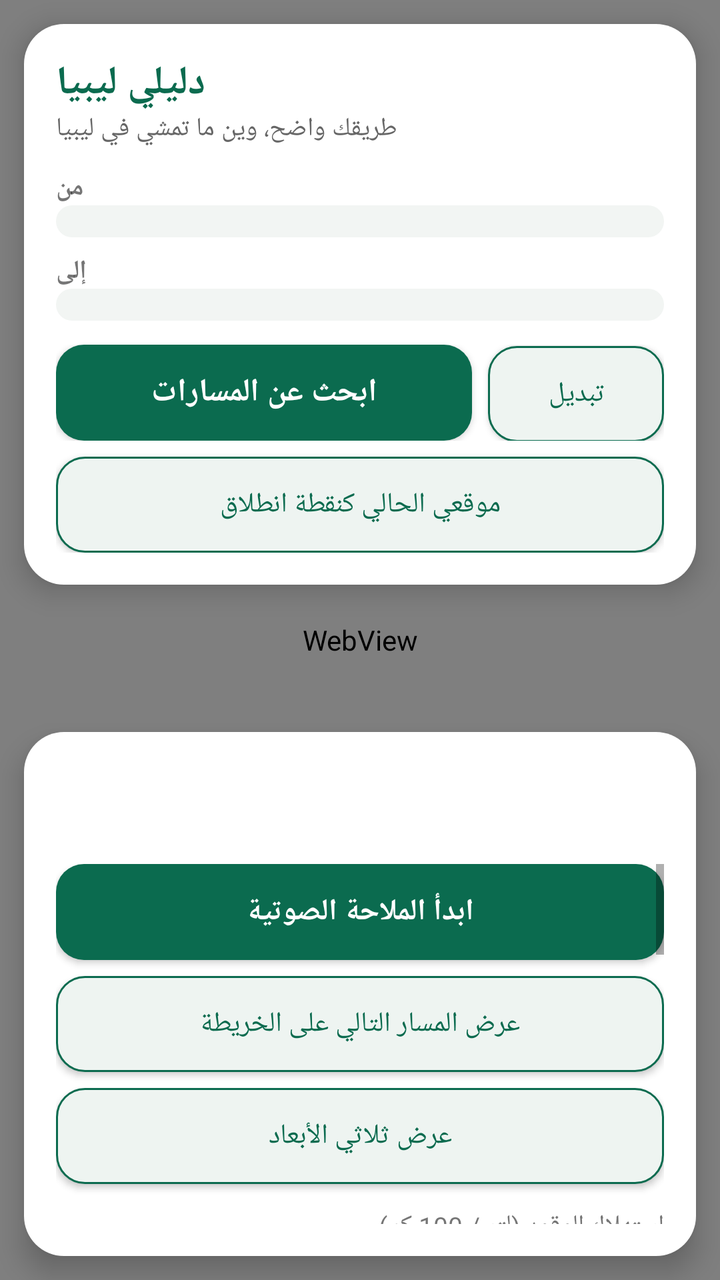
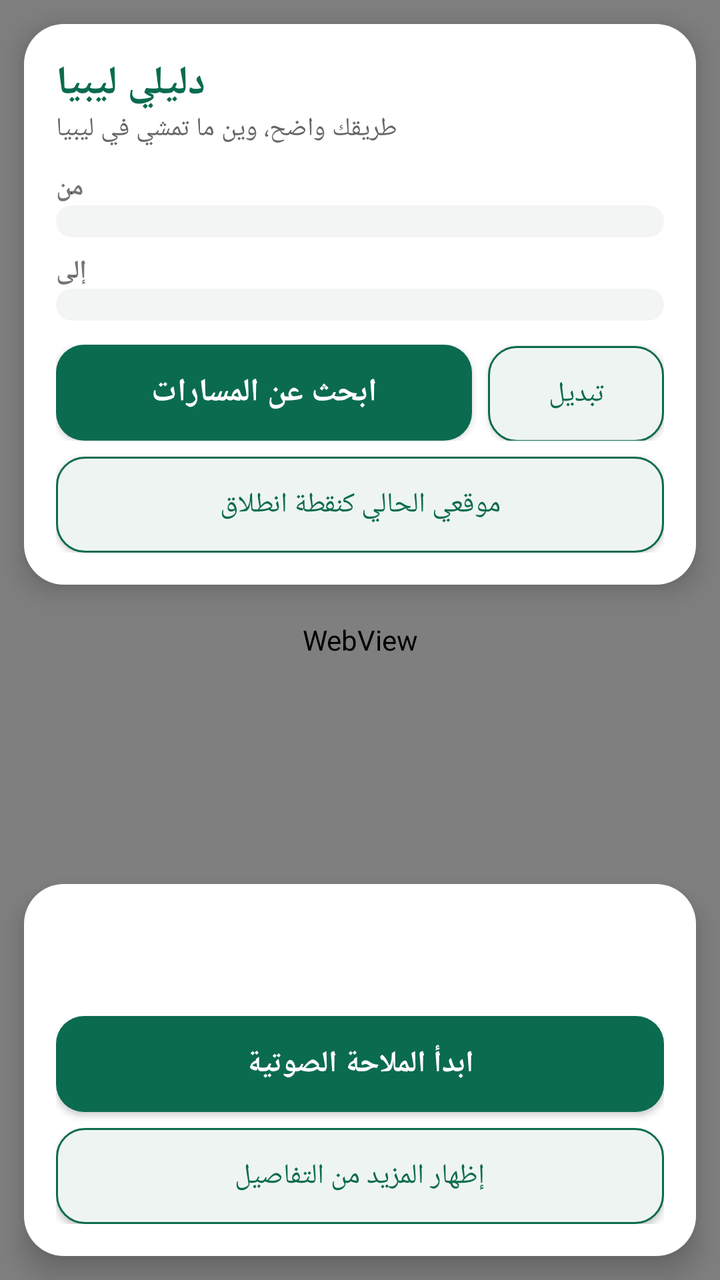

An Android layout rendered at two revisions. The XML below is the earlier revision; the diff shows what the commit changed to produce the second picture.
<!-- AndroidManifest.xml: application theme Theme.DaliliLibya -->
<!-- res/layout/activity_main.xml -->
<?xml version="1.0" encoding="utf-8"?>
<FrameLayout xmlns:android="http://schemas.android.com/apk/res/android"
    android:layout_width="match_parent"
    android:layout_height="match_parent">

    
    <WebView
        android:id="@+id/webView"
        android:layout_width="match_parent"
        android:layout_height="match_parent" />

    
    <LinearLayout
        android:layout_width="match_parent"
        android:layout_height="wrap_content"
        android:layout_gravity="top"
        android:layout_margin="12dp"
        android:background="@drawable/card_bg"
        android:elevation="8dp"
        android:orientation="vertical"
        android:padding="16dp">

        <TextView
            android:layout_width="wrap_content"
            android:layout_height="wrap_content"
            android:text="@string/app_name"
            android:textColor="#0B6B4F"
            android:textSize="20sp"
            android:textStyle="bold" />

        <TextView
            android:layout_width="wrap_content"
            android:layout_height="wrap_content"
            android:text="@string/slogan"
            android:textColor="#666666"
            android:textSize="13sp" />

        <TextView
            android:layout_width="wrap_content"
            android:layout_height="wrap_content"
            android:layout_marginTop="12dp"
            android:text="@string/from_label"
            android:textSize="13sp"
            android:textStyle="bold" />

        <Spinner
            android:id="@+id/spinnerFrom"
            android:layout_width="match_parent"
            android:layout_height="wrap_content"
            android:background="@drawable/input_bg"
            android:padding="8dp" />

        <TextView
            android:layout_width="wrap_content"
            android:layout_height="wrap_content"
            android:layout_marginTop="8dp"
            android:text="@string/to_label"
            android:textSize="13sp"
            android:textStyle="bold" />

        <Spinner
            android:id="@+id/spinnerTo"
            android:layout_width="match_parent"
            android:layout_height="wrap_content"
            android:background="@drawable/input_bg"
            android:padding="8dp" />

        <LinearLayout
            android:layout_width="match_parent"
            android:layout_height="wrap_content"
            android:layout_marginTop="12dp"
            android:orientation="horizontal">

            <androidx.appcompat.widget.AppCompatButton
                android:id="@+id/buttonFind"
                android:layout_width="0dp"
                android:layout_height="wrap_content"
                android:layout_weight="1"
                android:background="@drawable/btn_primary"
                android:text="@string/find_routes"
                android:textColor="#FFFFFF"
                android:textSize="16sp"
                android:textStyle="bold" />

            <androidx.appcompat.widget.AppCompatButton
                android:id="@+id/buttonSwap"
                android:layout_width="wrap_content"
                android:layout_height="wrap_content"
                android:layout_marginStart="8dp"
                android:background="@drawable/btn_secondary"
                android:text="تبديل"
                android:textColor="#0B6B4F" />

        </LinearLayout>

        <androidx.appcompat.widget.AppCompatButton
            android:id="@+id/buttonLocation"
            android:layout_width="match_parent"
            android:layout_height="wrap_content"
            android:layout_marginTop="8dp"
            android:background="@drawable/btn_secondary"
            android:text="@string/my_location"
            android:textColor="#0B6B4F" />

    </LinearLayout>

    
    <LinearLayout
        android:layout_width="match_parent"
        android:layout_height="wrap_content"
        android:layout_gravity="bottom"
        android:layout_margin="12dp"
        android:background="@drawable/card_bg"
        android:elevation="8dp"
        android:orientation="vertical"
        android:padding="16dp">

        <TextView
            android:id="@+id/textStatus"
            android:layout_width="match_parent"
            android:layout_height="wrap_content"
            android:textColor="#0B6B4F"
            android:textSize="14sp"
            android:textStyle="bold" />

        <TextView
            android:id="@+id/textRoutes"
            android:layout_width="match_parent"
            android:layout_height="wrap_content"
            android:textSize="14sp"
            android:paddingTop="4dp" />

        <ScrollView
            android:layout_width="match_parent"
            android:layout_height="180dp"
            android:layout_marginTop="8dp">

            <LinearLayout
                android:layout_width="match_parent"
                android:layout_height="wrap_content"
                android:orientation="vertical">

                <androidx.appcompat.widget.AppCompatButton
                    android:id="@+id/buttonVoice"
                    android:layout_width="match_parent"
                    android:layout_height="wrap_content"
                    android:background="@drawable/btn_primary"
                    android:text="@string/voice_nav"
                    android:textColor="#FFFFFF"
                    android:textSize="15sp"
                    android:textStyle="bold" />

                <androidx.appcompat.widget.AppCompatButton
                    android:id="@+id/buttonNextRoute"
                    android:layout_width="match_parent"
                    android:layout_height="wrap_content"
                    android:layout_marginTop="8dp"
                    android:background="@drawable/btn_secondary"
                    android:text="عرض المسار التالي على الخريطة"
                    android:textColor="#0B6B4F" />

                <androidx.appcompat.widget.AppCompatButton
                    android:id="@+id/button3d"
                    android:layout_width="match_parent"
                    android:layout_height="wrap_content"
                    android:layout_marginTop="8dp"
                    android:background="@drawable/btn_secondary"
                    android:text="@string/toggle_3d"
                    android:textColor="#0B6B4F" />

                <TextView
                    android:layout_width="match_parent"
                    android:layout_height="wrap_content"
                    android:layout_marginTop="12dp"
                    android:text="استهلاك الوقود (لتر / 100 كم)"
                    android:textSize="13sp" />

                <EditText
                    android:id="@+id/editConsumption"
                    android:layout_width="match_parent"
                    android:layout_height="wrap_content"
                    android:background="@drawable/input_bg"
                    android:inputType="numberDecimal"
                    android:padding="8dp"
                    android:text="8" />

                <TextView
                    android:layout_width="match_parent"
                    android:layout_height="wrap_content"
                    android:layout_marginTop="8dp"
                    android:text="سعر اللتر التقديري (دينار)"
                    android:textSize="13sp" />

                <EditText
                    android:id="@+id/editFuelPrice"
                    android:layout_width="match_parent"
                    android:layout_height="wrap_content"
                    android:background="@drawable/input_bg"
                    android:inputType="numberDecimal"
                    android:padding="8dp"
                    android:text="0.15" />

                <TextView
                    android:layout_width="match_parent"
                    android:layout_height="wrap_content"
                    android:text="@string/fuel_note"
                    android:textSize="12sp" />

                <androidx.appcompat.widget.AppCompatButton
                    android:id="@+id/buttonFuel"
                    android:layout_width="match_parent"
                    android:layout_height="wrap_content"
                    android:layout_marginTop="8dp"
                    android:background="@drawable/btn_secondary"
                    android:text="محطات وقود على طول المسار"
                    android:textColor="#0B6B4F" />

                <TextView
                    android:id="@+id/textFuel"
                    android:layout_width="match_parent"
                    android:layout_height="wrap_content"
                    android:textSize="13sp"
                    android:paddingTop="8dp" />

                <TextView
                    android:layout_width="match_parent"
                    android:layout_height="wrap_content"
                    android:text="@string/time_preview"
                    android:layout_marginTop="12dp"
                    android:textSize="13sp" />

                <SeekBar
                    android:id="@+id/seekPreview"
                    android:layout_width="match_parent"
                    android:layout_height="wrap_content"
                    android:max="100" />

                <androidx.appcompat.widget.AppCompatButton
                    android:id="@+id/buttonPreviewAnim"
                    android:layout_width="match_parent"
                    android:layout_height="wrap_content"
                    android:background="@drawable/btn_secondary"
                    android:text="تشغيل معاينة الرحلة المتحركة"
                    android:textColor="#0B6B4F" />

                <TextView
                    android:layout_width="match_parent"
                    android:layout_height="wrap_content"
                    android:text="@string/report_label"
                    android:layout_marginTop="12dp"
                    android:textSize="13sp" />

                <Spinner
                    android:id="@+id/spinnerReportType"
                    android:layout_width="match_parent"
                    android:layout_height="wrap_content"
                    android:background="@drawable/input_bg"
                    android:padding="8dp" />

                <androidx.appcompat.widget.AppCompatButton
                    android:id="@+id/buttonReport"
                    android:layout_width="match_parent"
                    android:layout_height="wrap_content"
                    android:layout_marginTop="8dp"
                    android:background="@drawable/btn_secondary"
                    android:text="@string/add_report"
                    android:textColor="#0B6B4F" />

                <TextView
                    android:id="@+id/textReports"
                    android:layout_width="match_parent"
                    android:layout_height="wrap_content"
                    android:textSize="13sp"
                    android:paddingTop="8dp" />

                <TextView
                    android:layout_width="match_parent"
                    android:layout_height="wrap_content"
                    android:text="@string/traffic_warning"
                    android:textSize="11sp"
                    android:paddingTop="12dp" />

                <TextView
                    android:layout_width="match_parent"
                    android:layout_height="wrap_content"
                    android:text="@string/safety_note"
                    android:textSize="11sp"
                    android:paddingBottom="8dp" />

            </LinearLayout>
        </ScrollView>
    </LinearLayout>
</FrameLayout>
<!-- resources referenced by this layout -->
<resources>
  <!-- drawable btn_primary (drawable) -->
  <?xml version="1.0" encoding="utf-8"?>
  <shape xmlns:android="http://schemas.android.com/apk/res/android">
      <solid android:color="#0B6B4F" />
      <corners android:radius="14dp" />
  </shape>
  <!-- drawable btn_secondary (drawable) -->
  <?xml version="1.0" encoding="utf-8"?>
  <shape xmlns:android="http://schemas.android.com/apk/res/android">
      <solid android:color="#EEF4F1" />
      <corners android:radius="14dp" />
      <stroke android:width="1dp" android:color="#0B6B4F" />
  </shape>
  <!-- drawable card_bg (drawable) -->
  <?xml version="1.0" encoding="utf-8"?>
  <shape xmlns:android="http://schemas.android.com/apk/res/android">
      <solid android:color="#FFFFFF" />
      <corners android:radius="20dp" />
  </shape>
  <!-- drawable input_bg (drawable) -->
  <?xml version="1.0" encoding="utf-8"?>
  <shape xmlns:android="http://schemas.android.com/apk/res/android">
      <solid android:color="#F2F5F3" />
      <corners android:radius="12dp" />
  </shape>
  <string name="add_report">أضف بلاغًا عند منتصف المسار</string>
  <string name="app_name">دليلي ليبيا</string>
  <string name="find_routes">ابحث عن المسارات</string>
  <string name="from_label">من</string>
  <string name="fuel_note">تقدير الوقود قابل للتعديل، وليس سعرًا رسميًا</string>
  <string name="my_location">موقعي الحالي كنقطة انطلاق</string>
  <string name="report_label">بلاغ طريق</string>
  <string name="safety_note">درجة الأمان تقدير من نوع الطريق وبلاغات المستخدمين، وليست تصنيفًا رسميًا للسلامة.</string>
  <string name="slogan">طريقك واضح، وين ما تمشي في ليبيا</string>
  <string name="time_preview">معاينة المسار المتحركة (حرّك المؤشر أو اضغط زر التشغيل لتحريك الدبوس على طول المسار تلقائيًا خلال 30 ثانية)</string>
  <string name="to_label">إلى</string>
  <string name="toggle_3d">عرض ثلاثي الأبعاد</string>
  <string name="traffic_warning">تنبيه: لا توجد بيانات زحام مباشرة موثوقة لكل الطرق الليبية. البلاغات المعروضة بلاغات مستخدمين مع وقت آخر تحديث، وليست تأكيدًا رسميًا.</string>
  <string name="voice_nav">ابدأ الملاحة الصوتية</string>
  <style name="Theme.DaliliLibya" parent="Theme.MaterialComponents.DayNight.NoActionBar">
          <item name="colorPrimary">#0B6B4F</item>
          <item name="colorPrimaryDark">#084F3A</item>
          <item name="colorAccent">#E67E22</item>
      </style>
</resources>

<!-- the commit's change to res/layout/activity_main.xml (unified diff, before → after) -->
@@ -130,10 +130,32 @@
             android:textSize="14sp"
             android:paddingTop="4dp" />
 
+        <androidx.appcompat.widget.AppCompatButton
+            android:id="@+id/buttonVoice"
+            android:layout_width="match_parent"
+            android:layout_height="wrap_content"
+            android:layout_marginTop="8dp"
+            android:background="@drawable/btn_primary"
+            android:text="@string/voice_nav"
+            android:textColor="#FFFFFF"
+            android:textSize="15sp"
+            android:textStyle="bold" />
+
+        <androidx.appcompat.widget.AppCompatButton
+            android:id="@+id/buttonToggleDetails"
+            android:layout_width="match_parent"
+            android:layout_height="wrap_content"
+            android:layout_marginTop="8dp"
+            android:background="@drawable/btn_secondary"
+            android:text="إظهار المزيد من التفاصيل"
+            android:textColor="#0B6B4F" />
+
         <ScrollView
+            android:id="@+id/scrollDetails"
             android:layout_width="match_parent"
             android:layout_height="180dp"
-            android:layout_marginTop="8dp">
+            android:layout_marginTop="8dp"
+            android:visibility="gone">
 
             <LinearLayout
                 android:layout_width="match_parent"
@@ -141,16 +163,6 @@
                 android:orientation="vertical">
 
                 <androidx.appcompat.widget.AppCompatButton
-                    android:id="@+id/buttonVoice"
-                    android:layout_width="match_parent"
-                    android:layout_height="wrap_content"
-                    android:background="@drawable/btn_primary"
-                    android:text="@string/voice_nav"
-                    android:textColor="#FFFFFF"
-                    android:textSize="15sp"
-                    android:textStyle="bold" />
-
-                <androidx.appcompat.widget.AppCompatButton
                     android:id="@+id/buttonNextRoute"
                     android:layout_width="match_parent"
                     android:layout_height="wrap_content"
